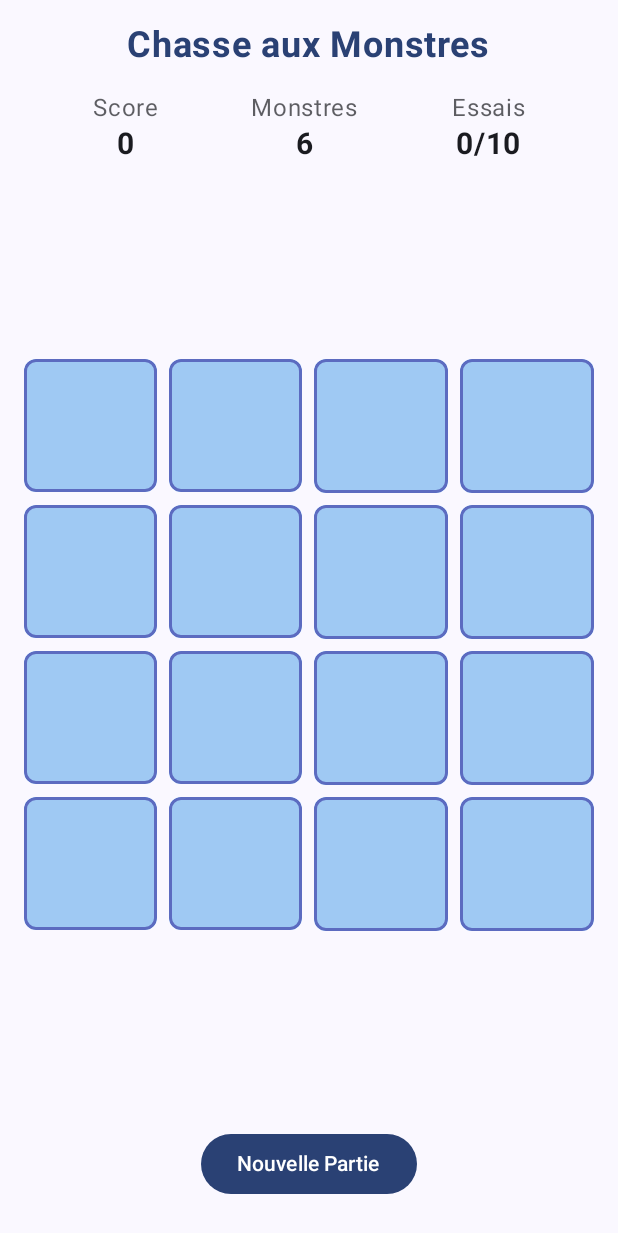
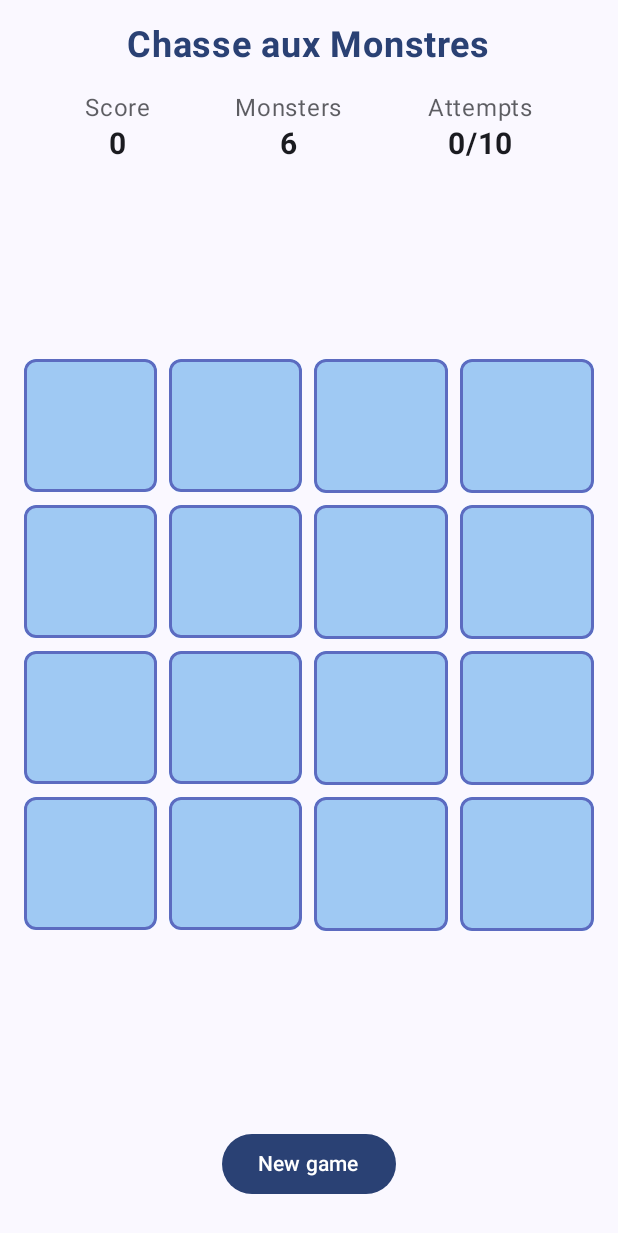
Before and after one commit to SuperHich/MonsterTap, an Android app built with Jetpack Compose: the screen it shows after launch (MainActivity), after a tap on "Start Game", on a phone screen of 412 x 824 dp. Shown: the top 1233 px of the screen. Run offline under Robolectric (Android 15) with nearby library versions, the phone set to English and light mode, and no system bars.

Commit message:
Add supported languages fr and en

```diff
--- a/app/src/main/java/com/heroapps/monstertap/GameMenuScreen.kt
+++ b/app/src/main/java/com/heroapps/monstertap/GameMenuScreen.kt
@@ -40,6 +40,7 @@ import androidx.compose.ui.draw.clip
 import androidx.compose.ui.graphics.Brush
 import androidx.compose.ui.graphics.Color
 import androidx.compose.ui.res.painterResource
+import androidx.compose.ui.res.stringResource
 import androidx.compose.ui.text.font.FontWeight
 import androidx.compose.ui.tooling.preview.Preview
 import androidx.compose.ui.unit.dp
@@ -55,7 +56,9 @@ fun GameMenuScreen(onStartGame: (Difficulty) -> Unit) {
         horizontalAlignment = Alignment.CenterHorizontally
     ) {
         Image(
-            modifier = Modifier.size(128.dp).clip(RoundedCornerShape(8.dp)),
+            modifier = Modifier
+                .size(128.dp)
+                .clip(RoundedCornerShape(32.dp)),
             painter = painterResource(R.drawable.img_monster_big),
             contentDescription = null
         )
@@ -83,7 +86,7 @@ fun GameMenuScreen(onStartGame: (Difficulty) -> Unit) {
                 .width(200.dp)
                 .height(50.dp)
         ) {
-            Text("Start Game", style = MaterialTheme.typography.labelLarge)
+            Text(stringResource(R.string.start_game), style = MaterialTheme.typography.labelLarge)
         }
     }
 }
@@ -104,11 +107,11 @@ fun DifficultySlider(
     var sliderPosition by remember { mutableFloatStateOf(initialValue) }
 
     // Calculate difficulty text based on slider position
-    val difficultyText by derivedStateOf {
+    val difficultyTextId by derivedStateOf {
         when {
-            sliderPosition < 0.75f -> Difficulty.Easy.name
-            sliderPosition < 1.67f -> Difficulty.Medium.name
-            else -> Difficulty.Hard.name
+            sliderPosition < 0.75f -> R.string.difficulty_easy
+            sliderPosition < 1.67f -> R.string.difficulty_medium
+            else -> R.string.difficulty_hard
         }
     }
 
@@ -135,13 +138,13 @@ fun DifficultySlider(
             verticalAlignment = Alignment.CenterVertically
         ) {
             Text(
-                text = "Difficulty",
+                text = stringResource(R.string.difficulty),
                 fontSize = 20.sp,
                 fontWeight = FontWeight.Bold
             )
 
             Text(
-                text = difficultyText,
+                text = stringResource(difficultyTextId),
                 fontSize = 20.sp,
                 color = gradientColor
             )
--- a/app/src/main/java/com/heroapps/monstertap/MainActivity.kt
+++ b/app/src/main/java/com/heroapps/monstertap/MainActivity.kt
@@ -41,6 +41,7 @@ import androidx.compose.ui.draw.clip
 import androidx.compose.ui.graphics.Color
 import androidx.compose.ui.platform.LocalContext
 import androidx.compose.ui.res.painterResource
+import androidx.compose.ui.res.stringResource
 import androidx.compose.ui.text.font.FontWeight
 import androidx.compose.ui.unit.dp
 import androidx.compose.ui.unit.sp
@@ -142,7 +143,7 @@ fun MonsterTapGame(difficulty: Difficulty) {
             onClick = { gameState = defaultGameState },
             modifier = Modifier.padding(8.dp)
         ) {
-            Text("Nouvelle Partie")
+            Text(stringResource(R.string.new_game))
         }
     }
 
@@ -151,21 +152,30 @@ fun MonsterTapGame(difficulty: Difficulty) {
             onDismissRequest = { showGameOverDialog = false },
             title = {
                 Text(
-                    if (gameState.gameResult == GameResult.WIN) "\uD83C\uDF8A Félicitations! \uD83C\uDF8A"
-                    else "❌ Partie terminée! ❌"
+                    stringResource(
+                        if (gameState.gameResult == GameResult.WIN) R.string.congrats else R.string.failed
+                    )
                 )
             },
             text = {
                 if (gameState.gameResult == GameResult.WIN) {
                     Text(
-                        "Vous avez trouvé tous les monstres en ${gameState.attempts} essais sur ${gameState.maxAttempts} disponibles!\n" +
-                                "Score final: ${gameState.score} points"
+                        stringResource(
+                            R.string.win_message,
+                            gameState.attempts,
+                            gameState.maxAttempts,
+                            gameState.score
+                        )
                     )
                 } else {
                     Text(
-                        "Vous avez épuisé vos ${gameState.maxAttempts} tentatives!\n" +
-                                "Monstres trouvés: ${gameState.monsterCount - gameState.monstersRemaining}/${gameState.monsterCount}\n" +
-                                "Score final: ${gameState.score} points"
+                        stringResource(
+                            R.string.loose_message,
+                            gameState.maxAttempts,
+                            gameState.monsterCount - gameState.monstersRemaining,
+                            gameState.monsterCount,
+                            gameState.score
+                        )
                     )
                 }
             },
@@ -176,7 +186,7 @@ fun MonsterTapGame(difficulty: Difficulty) {
                         showGameOverDialog = false
                     }
                 ) {
-                    Text("Nouvelle Partie")
+                    Text(stringResource(R.string.new_game))
                 }
             }
         )
@@ -208,9 +218,9 @@ fun GameHeader(score: Int, monstersRemaining: Int, attempts: Int, maxAttempts: I
             modifier = Modifier.fillMaxWidth(),
             horizontalArrangement = Arrangement.SpaceEvenly
         ) {
-            ScoreItem(title = "Score", value = score.toString())
-            ScoreItem(title = "Monstres", value = "$monstersRemaining")
-            ScoreItem(title = "Essais", value = "$attempts/$maxAttempts")
+            ScoreItem(title = stringResource(R.string.score), value = score.toString())
+            ScoreItem(title = stringResource(R.string.monsters), value = "$monstersRemaining")
+            ScoreItem(title = stringResource(R.string.attempts), value = "$attempts/$maxAttempts")
         }
     }
 }
--- a/app/src/main/res/values/strings.xml
+++ b/app/src/main/res/values/strings.xml
@@ -1,3 +1,17 @@
 <resources>
-    <string name="app_name">Monster Tap</string>
+    <string name="app_name" translatable="false">Monster Tap</string>
+
+    <string name="start_game">Start Game</string>
+    <string name="difficulty">Difficulty</string>
+    <string name="difficulty_easy">Easy</string>
+    <string name="difficulty_medium">Medium</string>
+    <string name="difficulty_hard">Hard</string>
+    <string name="new_game">New game</string>
+    <string name="congrats">🎊 Congratulations! 🎊</string>
+    <string name="failed">❌ Partie terminée! ❌</string>
+    <string name="score">Score</string>
+    <string name="monsters">Monsters</string>
+    <string name="attempts">Attempts</string>
+    <string name="win_message">You have found all the monsters in %1$d of trials on %2$d available!\n Final score: %3$d points</string>
+    <string name="loose_message">You have exhausted your %1$d of attempts!\n Monsters found: %2$d/%3$d\n final score: %4$d points</string>
 </resources>
```
Also changed, not shown: 1 other file.
